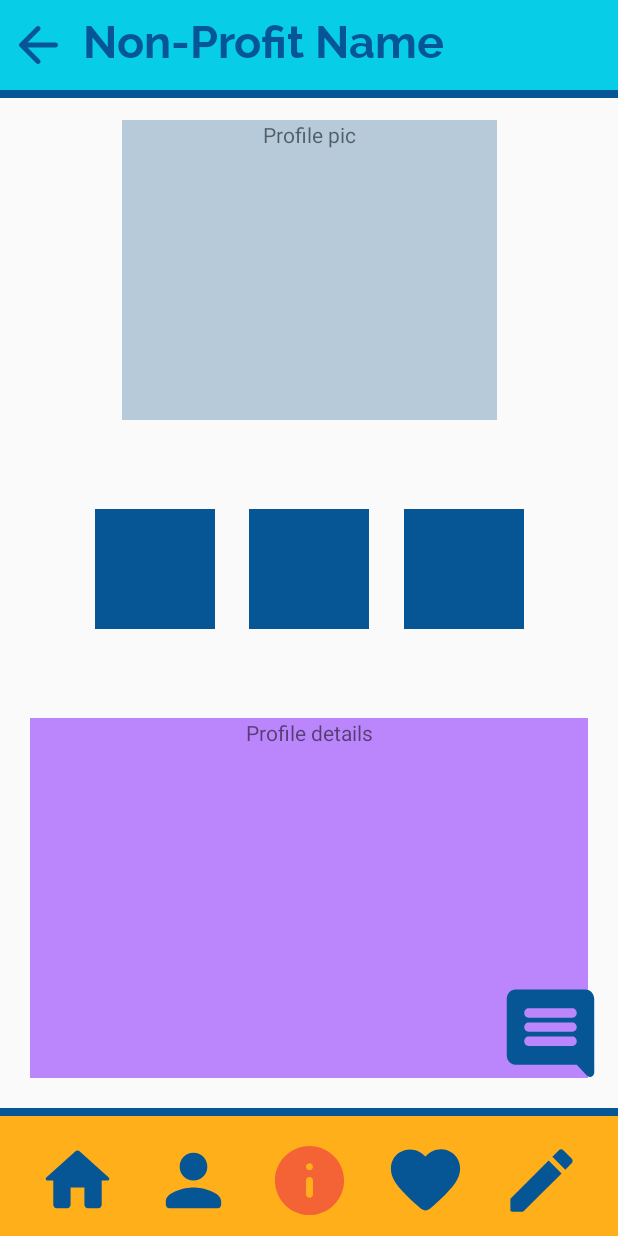
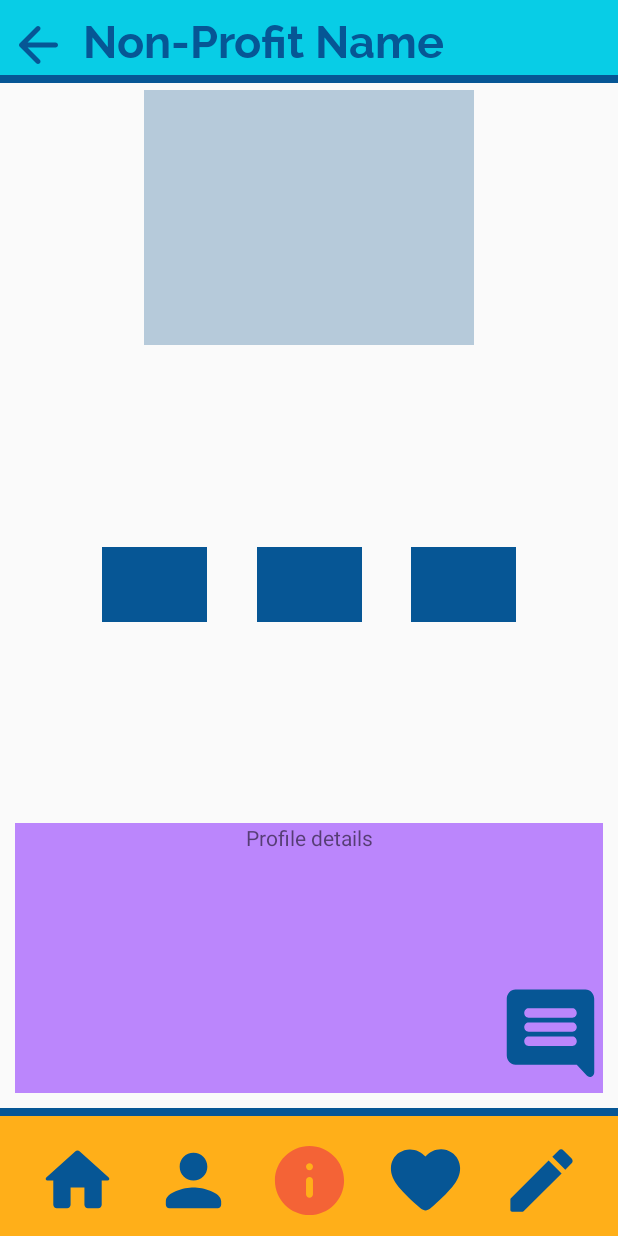
Before and after one commit to SharmaSapan/SE, an Android app: the layout activity_non_profit.xml on its own in the app's theme, with its tools: preview values and no code run, on a phone screen of 412 x 824 dp. Run offline under Robolectric (Android 15) with nearby library versions, the phone set to English and light mode, and no system bars.

Commit message:
Update activity_non_profit.xml
updated so that the ImageViews don't overlap in the emulator

```diff
--- a/SE/app/src/main/res/layout/activity_non_profit.xml
+++ b/SE/app/src/main/res/layout/activity_non_profit.xml
@@ -9,7 +9,7 @@
     <View
         android:id="@+id/header"
         android:layout_width="match_parent"
-        android:layout_height="65dp"
+        android:layout_height="55dp"
         android:background="@color/light_blue"
         app:layout_constraintTop_toTopOf="parent" />
 
@@ -22,6 +22,7 @@
 
 
     <TextView
+        android:id="@+id/npNameDisplay"
         android:layout_width="wrap_content"
         android:layout_height="wrap_content"
         android:layout_marginTop="10dp"
@@ -46,26 +47,25 @@
         android:onClick="goBack"
         android:contentDescription="@string/todo" />
 
-    <TextView
+    <ImageView
         android:id="@+id/profilePic"
-        android:layout_width="250dp"
-        android:layout_height="200dp"
+        android:layout_width="220dp"
+        android:layout_height="170dp"
         android:background="@color/grey"
-        android:text="@string/profile_pic"
         android:textAlignment="center"
         app:layout_constraintTop_toTopOf="parent"
         app:layout_constraintEnd_toEndOf="parent"
         app:layout_constraintStart_toStartOf="parent"
-        android:layout_marginTop="80dp"/>
+        android:layout_marginTop="60dp"/>
 
     <TextView
         android:id="@+id/profilePart"
         android:layout_width="match_parent"
-        android:layout_height="240dp"
+        android:layout_height="180dp"
         app:layout_constraintBottom_toTopOf="@id/botBord"
         android:background="@color/purple_200"
         android:text="@string/profile_details"
-        android:layout_margin="20dp"
+        android:layout_margin="10dp"
         android:textAlignment="center"/>
 
     <View
@@ -84,35 +84,32 @@
 
 
     <ImageView
-        android:layout_width="80dp"
-        android:layout_height="80dp"
+        android:layout_width="70dp"
+        android:layout_height="50dp"
         app:layout_constraintBottom_toTopOf="@id/profilePart"
         app:layout_constraintTop_toBottomOf="@id/profilePic"
         app:layout_constraintEnd_toEndOf="@id/guideline"
         app:layout_constraintStart_toStartOf="parent"
         android:background="@color/dark_blue"
-        android:contentDescription="@string/todo"
-        android:layout_margin="10dp" />
+        android:contentDescription="@string/todo" />
     <ImageView
-        android:layout_width="80dp"
-        android:layout_height="80dp"
+        android:layout_width="70dp"
+        android:layout_height="50dp"
         app:layout_constraintBottom_toTopOf="@id/profilePart"
         app:layout_constraintTop_toBottomOf="@id/profilePic"
         app:layout_constraintEnd_toEndOf="parent"
         app:layout_constraintStart_toStartOf="parent"
         android:background="@color/dark_blue"
-        android:contentDescription="@string/todo"
-        android:layout_margin="10dp" />
+        android:contentDescription="@string/todo" />
     <ImageView
-        android:layout_width="80dp"
-        android:layout_height="80dp"
+        android:layout_width="70dp"
+        android:layout_height="50dp"
         app:layout_constraintBottom_toTopOf="@id/profilePart"
         app:layout_constraintTop_toBottomOf="@id/profilePic"
         app:layout_constraintStart_toStartOf="@id/guideline"
         app:layout_constraintEnd_toEndOf="parent"
         android:background="@color/dark_blue"
-        android:contentDescription="@string/todo"
-        android:layout_margin="10dp" />
+        android:contentDescription="@string/todo" />
 
     <ImageButton
         android:layout_width="wrap_content"
```
